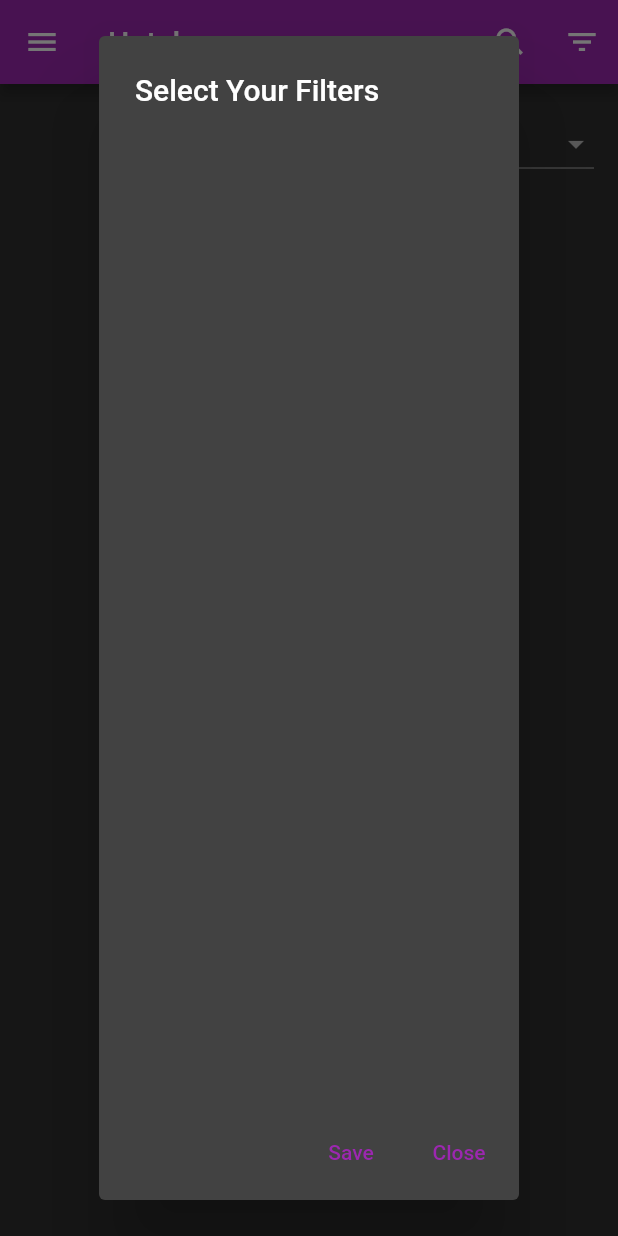
After one commit to WardKhaddour/Hotels-Manager, a Flutter app: the HotelsScreen screen opened by its route, after a tap on the "arrow downward" icon, after a tap on the "filter list" icon, on a phone screen of 412 x 824 dp. The commit adds this screen. Run offline on Flutter 3.47's test engine with Material 2 defaults, Android fonts, the phone set to English and light mode, and no system bars; our stand-ins replace cloud_firestore, firebase_auth, firebase_core, firebase_storage, get, image_picker and 2 more; accounts and stored records are empty; Roboto replaces fonts that are missing (assets/fonts/Uchen-Regular.ttf).

Commit message:
adding filters

```diff
--- a/lib/controllers/hotels_controller.dart
+++ b/lib/controllers/hotels_controller.dart
@@ -10,25 +10,26 @@ enum sortType { Name, Location, RoomPrice, EmptyRooms }
 //     'https://encrypted-tbn0.gstatic.com/images?q=tbn:ANd9GcQO-REY6u_fZJ0EfWq9Yqm0T8qZvHe8pfwsiw&usqp=CAU';
 
 class HotelsController extends GetxController {
-  RxList<Hotel> hotels = <Hotel>[].obs;
-  RxMap<String, List<Hotel>> hotelsByLocation = <String, List<Hotel>>{}.obs;
+  final hotels = <Hotel>[].obs;
+  final filteredHotels = <Hotel>[].obs;
+  final hotelsByLocation = <String, List<Hotel>>{}.obs;
   final authController = Get.find<AuthController>();
 
   void reverseHotels() {
     print(hotels);
-    hotels = RxList.from(hotels.reversed);
+    hotels.value = List.from(hotels.reversed);
     print(hotels);
     getHotelsByLocation();
   }
 
   void sortMap() {
-    var temp = <String, List<Hotel>>{}.obs;
+    var temp = <String, List<Hotel>>{};
     var keysList = hotelsByLocation.keys.toList()
       ..sort((a, b) => a.compareTo(b));
     for (var key in keysList) {
       temp[key] = hotelsByLocation[key]!;
     }
-    hotelsByLocation = temp;
+    hotelsByLocation.value = temp;
     // return temp;
   }
 
@@ -53,6 +54,19 @@ class HotelsController extends GetxController {
         break;
     }
     hotels.forEach(print);
+  }
+
+  void clearFilters() {
+    filteredHotels.clear();
+  }
+
+  // List<Hotel>? filterHotelsByLocation(List<String> locations) {
+  //   if (locations == []) return [];
+  //   return hotels.where((hotel) => locations.contains(hotel.location)).toList();
+  // }
+  void filterHotelsByLocation(String location) {
+    filteredHotels
+        .addAll(hotels.where((element) => element.location == location));
   }
 
   List<Hotel> get myHotels {
@@ -114,8 +128,15 @@ class HotelsController extends GetxController {
   }
 
   Future<void> editHotel(Hotel hotel, String documentId) async {
+    final firestoreService = FirestoreService();
     try {
-      await FirestoreService().updateHotel(hotel, documentId);
+      await firestoreService.updateHotel(hotel, documentId);
+      // await fetchHotels();
+      final index =
+          hotels.indexWhere((element) => element.documentId == documentId);
+
+      final updatedHotel = await firestoreService.fetchHotel(documentId);
+      hotels[index] = updatedHotel!;
       await fetchHotels();
     } on Exception catch (e) {
       Get.snackbar("An error Ocuured", e.toString());
--- a/lib/models/hotel.dart
+++ b/lib/models/hotel.dart
@@ -26,6 +26,7 @@ class Hotel {
       emptyRooms: data['emptyRooms'] as int,
     );
   }
+
   double get rate {
     var sum = 0;
     if (rates.length <= 0) {
--- a/lib/screens/hotels_screen.dart
+++ b/lib/screens/hotels_screen.dart
@@ -1,5 +1,7 @@
 import 'package:flutter/material.dart';
 import 'package:get/get.dart';
+import 'package:hotels_manager/widgets/filters_dialog.dart';
+import 'package:hotels_manager/widgets/filters_item.dart';
 
 import '../controllers/auth_controller.dart';
 import '../controllers/hotels_controller.dart';
@@ -23,7 +25,7 @@ class _HotelsScreenState extends State<HotelsScreen> {
   String title = 'Sort';
   Map<String, List<Hotel>> hotelsByLocation = {};
   bool isLoading = false;
-
+  bool enableFiltering = false;
   @override
   void initState() {
     super.initState();
@@ -70,6 +72,23 @@ class _HotelsScreenState extends State<HotelsScreen> {
               });
             },
           ),
+          IconButton(
+            icon: Icon(enableFiltering ? Icons.close : Icons.filter_list),
+            onPressed: () {
+              hotelsController.clearFilters();
+              // setState(() {
+              enableFiltering = !enableFiltering;
+              // });
+              !enableFiltering
+                  ? null
+                  : Get.dialog(FiltersDialog()).then((value) {
+                      print(value);
+                      setState(() {
+                        enableFiltering = value as bool;
+                      });
+                    });
+            },
+          ),
         ],
       ),
       drawer: AppDrawer(),
@@ -82,7 +101,17 @@ class _HotelsScreenState extends State<HotelsScreen> {
             : Column(
                 crossAxisAlignment: CrossAxisAlignment.end,
                 mainAxisAlignment: MainAxisAlignment.spaceBetween,
-                children: [
+                children: enableFiltering
+                    ? [
+                        Expanded(
+                          child: ListView(
+                            children: hotelsController.filteredHotels
+                                .map((element) => HotelCard(element))
+                                .toList(),
+                          ),
+                        ),
+                      ]
+                    : [
                         if (!searchMode) SortDropdown(),
                         Expanded(
                             // child: StreamBuilder<QuerySnapshot>(
@@ -118,7 +147,8 @@ class _HotelsScreenState extends State<HotelsScreen> {
                                                 CrossAxisAlignment.start,
                                             children: [
                                               Padding(
-                                            padding: const EdgeInsets.all(8.0),
+                                                padding:
+                                                    const EdgeInsets.all(8.0),
                                                 child: Row(
                                                   children: [
                                                     Icon(Icons.location_on),
@@ -127,7 +157,8 @@ class _HotelsScreenState extends State<HotelsScreen> {
                                                       key,
                                                       style: TextStyle(
                                                         fontSize: 20,
-                                                    fontWeight: FontWeight.bold,
+                                                        fontWeight:
+                                                            FontWeight.bold,
                                                       ),
                                                     ),
                                                   ],
--- a/lib/services/firebase_storage_service.dart
+++ b/lib/services/firebase_storage_service.dart
@@ -21,7 +21,6 @@ class FirebaseStorageServise {
       );
     }
     print('failddddd');
-    return null; // var file = File(filePath);
-    // var appDocDir = await getApplicationDocumentsDirectory();
+    return null;
   }
 }
--- a/lib/widgets/editing_text_field.dart
+++ b/lib/widgets/editing_text_field.dart
@@ -7,6 +7,7 @@ class EditingTextField extends StatelessWidget {
     required this.controller,
     required this.currentFocusNode,
     required this.validator,
+    required this.icon,
     this.nextFocusNode,
     this.saveForm,
     this.keyboardType,
@@ -19,6 +20,7 @@ class EditingTextField extends StatelessWidget {
   final VoidCallback? saveForm;
   final String hint;
   final String? Function(String?)? validator;
+  final IconData icon;
   @override
   Widget build(BuildContext context) {
     return Padding(
@@ -30,6 +32,7 @@ class EditingTextField extends StatelessWidget {
         focusNode: currentFocusNode,
         decoration: kTextFieldDecoration.copyWith(
           hintText: hint,
+          icon: Icon(icon),
         ),
         validator: validator,
         textInputAction: hint == 'Phone Number'
--- /dev/null
+++ b/lib/widgets/filters_dialog.dart
@@ -0,0 +1,53 @@
+import 'package:flutter/material.dart';
+import 'package:get/get.dart';
+import '../controllers/hotels_controller.dart';
+import 'filters_item.dart';
+
+class FiltersDialog extends StatefulWidget {
+  FiltersDialog({
+    Key? key,
+  }) : super(key: key);
+
+  @override
+  _FiltersDialogState createState() => _FiltersDialogState();
+}
+
+class _FiltersDialogState extends State<FiltersDialog> {
+  final hotelsController = Get.find<HotelsController>();
+  bool enableFiltering = true;
+  @override
+  Widget build(BuildContext context) {
+    return AlertDialog(
+      title: Text('Select Your Filters'),
+      content: Column(
+        children: hotelsController.hotelsLocations
+            .map(
+              (e) => FiltersItem(title: e),
+            )
+            .toList(),
+      ),
+      actions: [
+        TextButton(
+          onPressed: () {
+            setState(() {
+              enableFiltering = true;
+            });
+            Get.back(result: enableFiltering);
+            // Navigator.of(context).pop(enableFiltering);
+          },
+          child: Text('Save'),
+        ),
+        TextButton(
+          onPressed: () {
+            setState(() {
+              enableFiltering = false;
+            });
+            hotelsController.clearFilters();
+            Get.back(result: enableFiltering);
+          },
+          child: Text('Close'),
+        ),
+      ],
+    );
+  }
+}
--- a/pubspec.yaml
+++ b/pubspec.yaml
@@ -20,6 +20,7 @@ dependencies:
   firebase_storage: ^10.0.3
   image_picker: ^0.8.4
   path_provider: ^2.0.3
+  path: ^1.8.0
 dev_dependencies:
   flutter_test:
     sdk: flutter
```
Also changed, not shown: lib/countries_codes.dart (added, +254 -0 lines), lib/screens/add_hotel_screen.dart (+33 -6 lines), lib/screens/hotel_details_screen.dart (+14 -7 lines), lib/services/firestore.dart (+9 -0 lines), lib/widgets/filters_dropdown.dart (added, +34 -0 lines), lib/widgets/filters_item.dart (added, +35 -0 lines), lib/widgets/hotel_image.dart (+9 -5 lines), lib/widgets/hotel_rate.dart (+10 -2 lines), pubspec.lock. Lines whose indentation alone changed are shown as unchanged.
